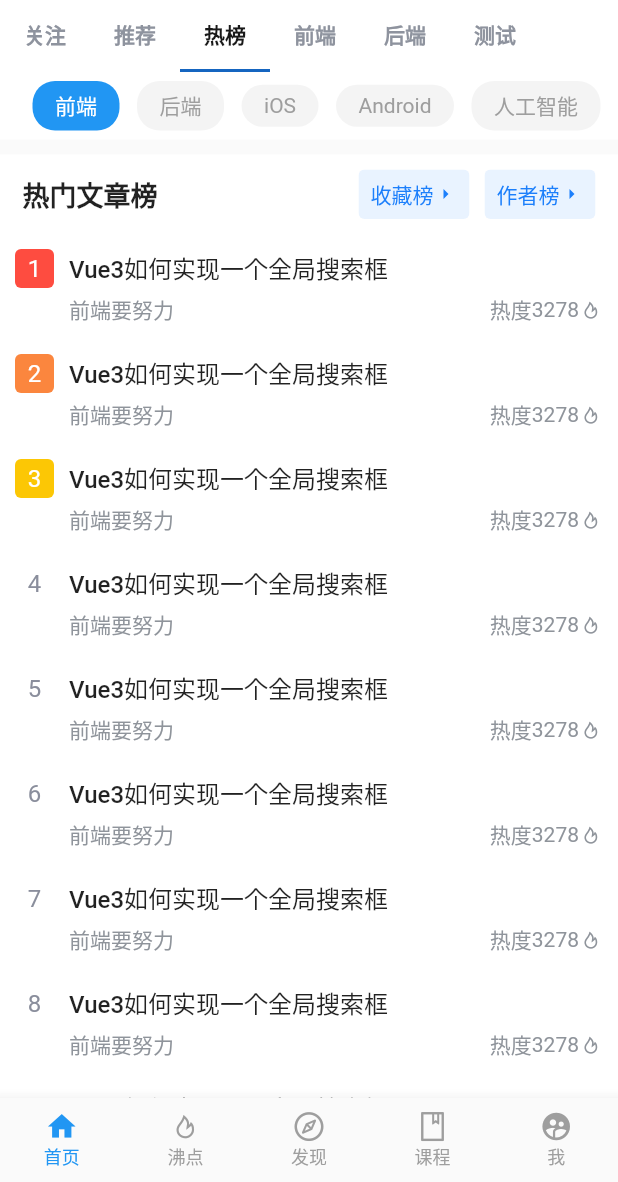
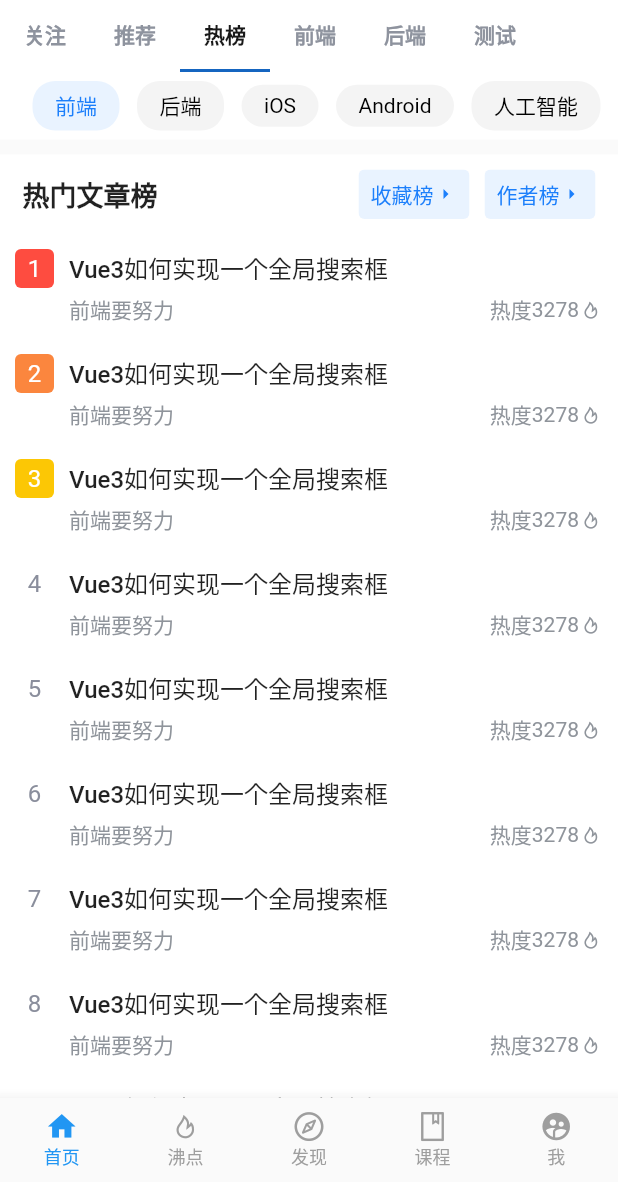
Before and after one commit to JunIce/juejin_flutter_ui, a Flutter app: the screen it shows after launch, on a phone screen of 412 x 824 dp, the part 54-1236 px from its top. Run offline on Flutter 3.47's test engine with Material 2 defaults, Android fonts, the phone set to English and light mode, and no system bars; our stand-ins replace dio, flutter_mobx, fluttertoast, webview_flutter.

Commit message:
refactor(): refactor hot page

```diff
--- a/lib/components/home_list_view.dart
+++ b/lib/components/home_list_view.dart
@@ -10,15 +10,13 @@ class HomeListView extends StatefulWidget {
   final int type;
   // final TabController tabController;
 
-  HomeListView(
-      {
+  HomeListView({
     Key? key,
     // required this.controller,
     required this.list,
     required this.type,
     // required this.tabController
-  })
-      : super(key: key);
+  }) : super(key: key);
 
   @override
   State<StatefulWidget> createState() {
@@ -28,8 +26,6 @@ class HomeListView extends StatefulWidget {
 }
 
 class _HomeListView extends State<HomeListView> {
-
-
   List<String> _tabs = [
     "全部",
     "Java",
@@ -72,13 +68,17 @@ class _HomeListView extends State<HomeListView> {
     List<Widget> _list = [];
     for (int i = 0; i < _tabs.length; i++) {
       _list.add(Container(
-          margin: EdgeInsets.only(left: 10), child: CircleTag(text: _tabs[i], checked: _checkedIndex == i, onTap: (){
+          margin: EdgeInsets.only(left: 10),
+          child: CircleTag(
+            text: _tabs[i],
+            checked: _checkedIndex == i,
+            onTap: () {
               print(i);
-            setState((){
+              setState(() {
                 _checkedIndex = i;
-                }
-            );
-      },)));
+              });
+            },
+          )));
     }
 
     return Container(
@@ -135,23 +135,41 @@ class _HomeListView extends State<HomeListView> {
 class CircleTag extends StatelessWidget {
   final String text;
   final bool checked;
+  final Color checkedTextColor;
+  final Color uncheckedTextColor;
+
+  final Color checkedBgColor;
+  final Color uncheckedBgColor;
+
   final Function()? onTap;
 
-  const CircleTag({Key? key, this.text = '', this.checked = false, this.onTap})
+  const CircleTag(
+      {Key? key,
+      this.text = '',
+      this.checked = false,
+      this.checkedTextColor = Colors.white,
+      this.uncheckedTextColor = Colors.black,
+      this.checkedBgColor = Colors.blue,
+      this.uncheckedBgColor = const Color(0xfff4f4f4),
+      this.onTap})
       : super(key: key);
 
   @override
   Widget build(BuildContext context) {
     // TODO: implement build
-    return GestureDetector(onTap: onTap,child: Container(
+    return GestureDetector(
+      onTap: onTap,
+      child: Container(
         padding: EdgeInsets.symmetric(vertical: 6, horizontal: 15),
         decoration: BoxDecoration(
             borderRadius: BorderRadius.circular(15),
-          color: checked ? Colors.blue : Color(0xfff4f4f4)),
+            color: checked ? checkedBgColor : uncheckedBgColor),
         child: Text(
           text,
-        style: TextStyle(color: checked ? Colors.white : Colors.grey),
+          style:
+              TextStyle(color: checked ? checkedTextColor : uncheckedTextColor),
         ),
-    ),);
+      ),
+    );
   }
 }
--- a/lib/pages/home/tab-view/page-hot.dart
+++ b/lib/pages/home/tab-view/page-hot.dart
@@ -2,6 +2,7 @@ import 'package:flutter/material.dart';
 import 'package:juejin/components/home_list_view.dart';
 import 'package:juejin/components/item_panel.dart';
 import 'package:juejin/icons/index.dart';
+import 'package:juejin/pages/detail/detail.dart';
 import 'package:juejin/pages/home/components/index-list-item.dart';
 
 class IndexPageHot extends StatelessWidget {
@@ -119,6 +120,8 @@ class _HomeFollowPage extends State<_HomeFollowPages> {
                         child: CircleTag(
                           text: item.label,
                           checked: _checkedTag == item.key,
+                          checkedTextColor: Color.fromRGBO(28, 127, 251, 1),
+                          checkedBgColor: Color.fromRGBO(233, 243, 255, 1),
                           onTap: () {
                             setState(() {
                               _checkedTag = item.key;
@@ -148,7 +151,13 @@ class _HomeFollowPage extends State<_HomeFollowPages> {
 
     Color tipTxtColor = Color.fromRGBO(143, 148, 155, 1);
 
-    return Container(
+    return GestureDetector(
+        onTap: () {
+          Navigator.of(context).push(MaterialPageRoute(builder: (context) {
+            return DetailPage();
+          }));
+        },
+        child: Container(
         padding: EdgeInsets.all(10),
         color: Colors.white,
         child: Row(
@@ -214,7 +223,8 @@ class _HomeFollowPage extends State<_HomeFollowPages> {
               ],
             ))
           ],
-        ));
+            )));
+
   }
 }
 
```
Also changed, not shown: lib/pages/detail/detail.dart (+30 -27 lines), lib/pages/home/components/index-list-item.dart (+6 -1 lines), lib/pages/hot/hot.dart (+65 -58 lines). Lines whose indentation alone changed are shown as unchanged.
